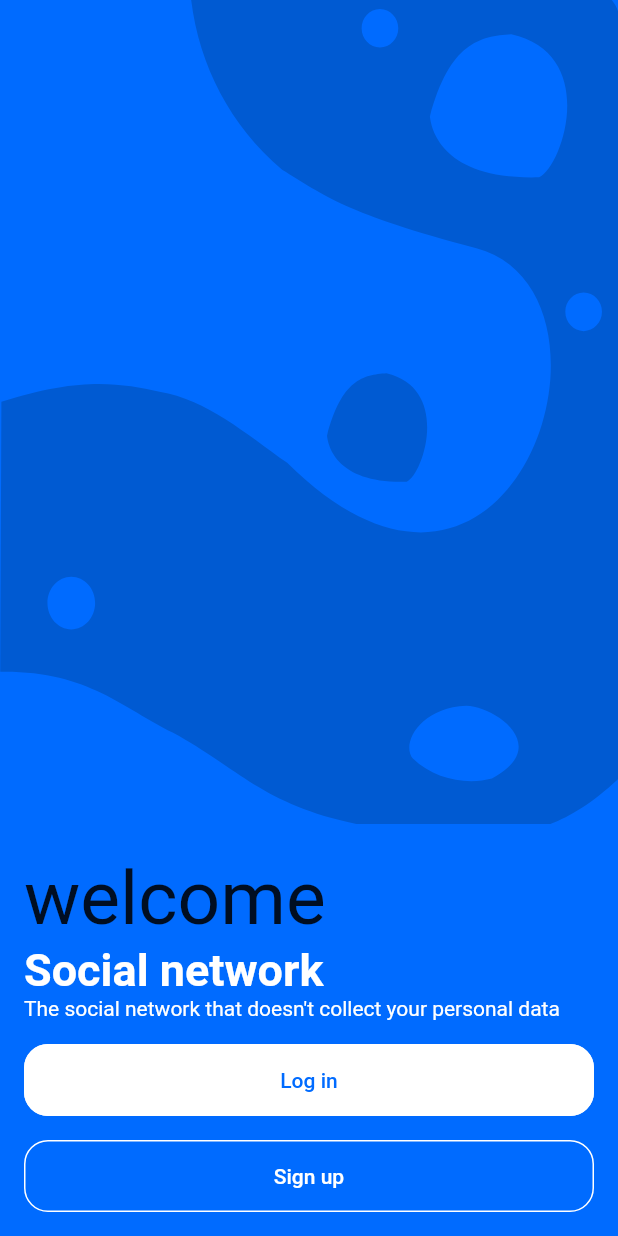
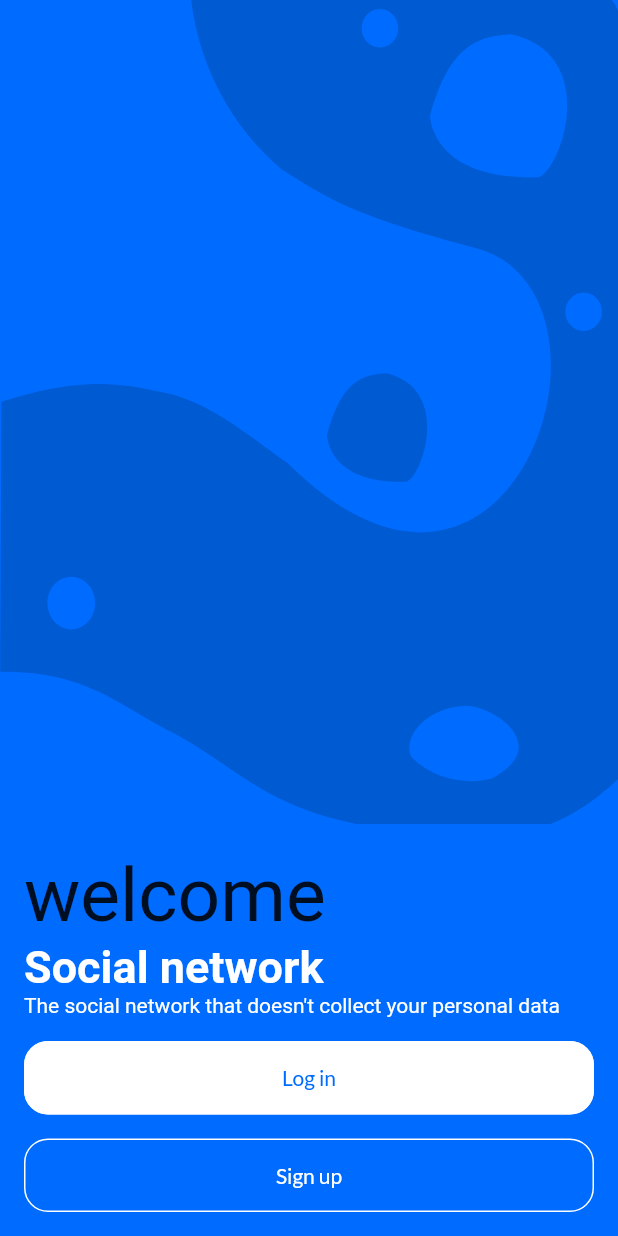
Before and after one commit to sergiocasero/social_network_flutter, a Flutter app: the screen it shows after launch, on a phone screen of 412 x 824 dp. Run offline on Flutter 3.47's test engine with Material 2 defaults, Android fonts, the phone set to English and light mode, and no system bars; our stand-ins replace flutter_svg, get, google_fonts, shared_preferences.

Commit message:
Added google fonts

```diff
--- a/lib/main.dart
+++ b/lib/main.dart
@@ -14,7 +14,7 @@ class MyApp extends StatelessWidget {
     return GetMaterialApp(
       title: 'Social network',
       translations: Messages(),
-      locale: Get.deviceLocale,
+      locale: Locale("en", "US"),
       fallbackLocale: Locale("en", "US"),
       theme: ThemeData(
         primarySwatch: Colors.blue,
--- a/lib/widget/auth/AuthButton.dart
+++ b/lib/widget/auth/AuthButton.dart
@@ -1,4 +1,5 @@
 import 'package:flutter/material.dart';
+import 'package:google_fonts/google_fonts.dart';
 
 class AuthButton extends StatelessWidget {
   final String title;
@@ -27,7 +28,9 @@ class AuthButton extends StatelessWidget {
             padding: const EdgeInsets.all(16.0),
             child: Text(
               title,
-              style: TextStyle(color: textColor),
+              style: GoogleFonts.lato(
+                color: textColor,
+              ),
             ),
           ),
           onPressed: () => onTap(),
--- a/pubspec.yaml
+++ b/pubspec.yaml
@@ -16,7 +16,7 @@ dependencies:
   flutter_svg: ^0.19.1
   shared_preferences: ^0.5.12+4
   http: ^0.12.2
-
+  google_fonts: ^1.1.1
   cupertino_icons: ^1.0.0
 
 dev_dependencies:
```
Also changed, not shown: pubspec.lock.
